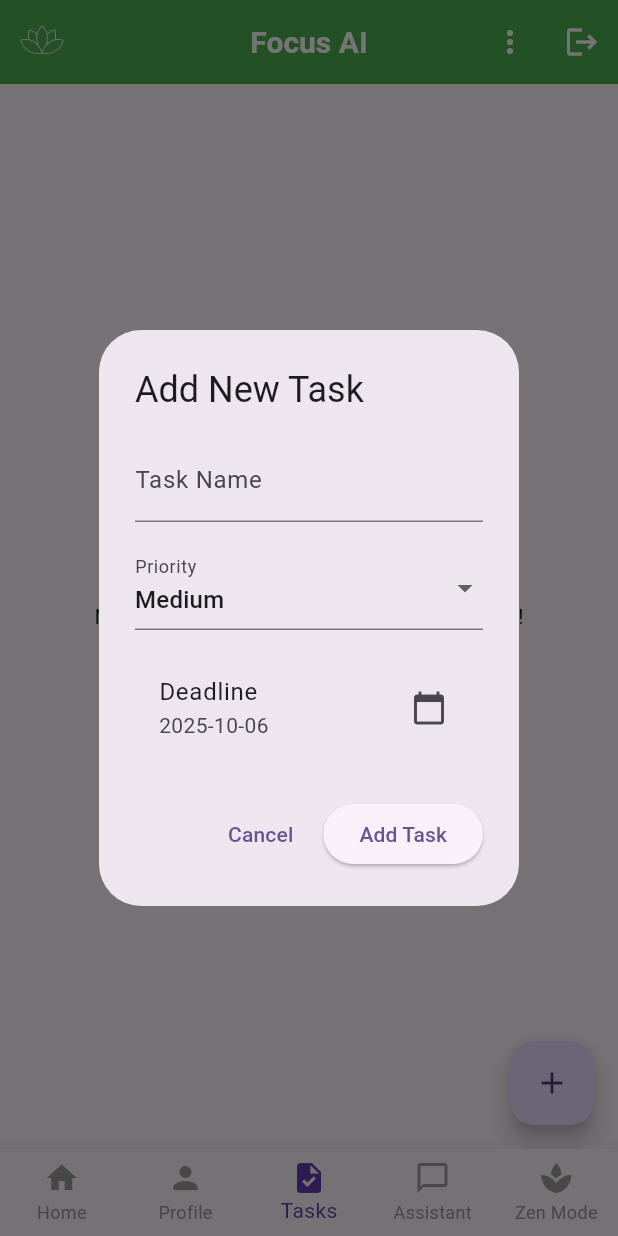
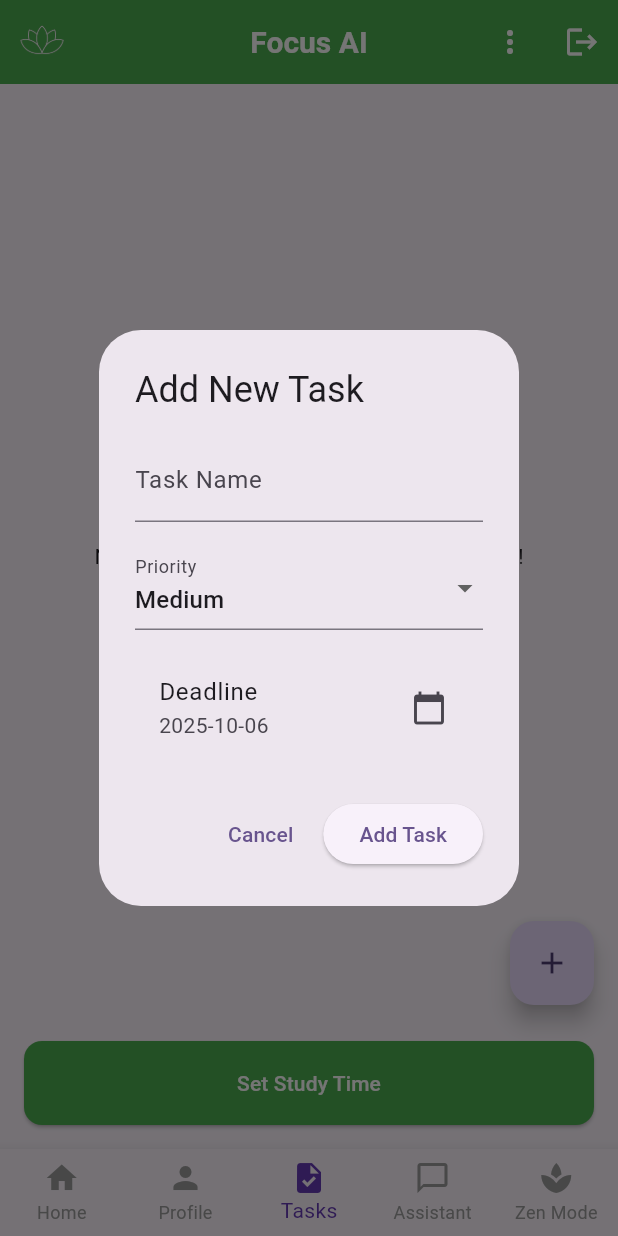
Before and after one commit to Tausia01/focus_ai_app, a Flutter app: the screen it shows once a user with an empty profile is signed in, item 3 of the bottom bar chosen, after a tap on the "add" icon, on a phone screen of 412 x 824 dp. Run offline on Flutter 3.47's test engine with Material 3 defaults, Android fonts, the phone set to English and light mode, and no system bars; our stand-ins replace cloud_firestore, firebase_auth, firebase_core, fl_chart, flutter_local_notifications, timezone; accounts and stored records are empty; network calls fail.

Commit message:
added header to gamification, studytime in tasks

```diff
--- a/lib/main.dart
+++ b/lib/main.dart
@@ -9,6 +9,7 @@ import 'screens/main_screen.dart';
 import 'services/cache_service.dart';
 import 'dart:io';
 import 'widgets/custom_app_bar.dart';
+import 'services/notification_service.dart';
 
 void main() async {
   WidgetsFlutterBinding.ensureInitialized();
@@ -88,6 +89,18 @@ void main() async {
     print('Initializing cache service...');
     await CacheService().initialize();
     print('✓ Cache service initialized');
+    print('Initializing notification service...');
+    await NotificationService().initialize();
+    print('✓ Notification service initialized');
+    // If a study time is stored, reschedule the daily reminder on app start
+    final stored = await NotificationService().loadStudyTime();
+    if (stored != null) {
+      // We need remaining tasks to craft the message; use cache snapshot
+      final tasks = CacheService().getTasksFromCache();
+      final remaining = tasks.where((t) => !t.completed).length;
+      await NotificationService().scheduleDailyStudyReminder(stored, remainingTasks: remaining);
+      print('✓ Daily study reminder scheduled from stored time');
+    }
 
     runApp(const MyApp());
   } catch (e, stackTrace) {
--- a/lib/screens/profile_screen.dart
+++ b/lib/screens/profile_screen.dart
@@ -2,6 +2,7 @@ import 'package:flutter/material.dart';
 import 'package:firebase_auth/firebase_auth.dart';
 import '../services/gamification_service.dart';
 import '../services/cache_service.dart';
+import '../widgets/custom_app_bar.dart';
 
 class ProfileScreen extends StatefulWidget {
   const ProfileScreen({super.key});
@@ -175,7 +176,7 @@ class _ProfileScreenState extends State<ProfileScreen> with WidgetsBindingObserv
   @override
   Widget build(BuildContext context) {
     return Scaffold(
-      appBar: AppBar(title: const Text('Profile')),
+      appBar: CustomAppBar(title: 'Focus AI'),
       body: RefreshIndicator(
         onRefresh: _loadData,
         child: SingleChildScrollView(
@@ -196,7 +197,7 @@ class _ProfileScreenState extends State<ProfileScreen> with WidgetsBindingObserv
                           'Daily Goal: $_dailyThreshold points',
                           style: const TextStyle(fontSize: 16, color: Colors.grey),
                         ),
-                        const SizedBox(height: 8),
+                        const SizedBox(height: 8, width: 150),
                         LinearProgressIndicator(
                           value: _dailyPoints / _dailyThreshold,
                           backgroundColor: Colors.grey.shade300,
--- a/lib/services/notification_service.dart
+++ b/lib/services/notification_service.dart
@@ -1,12 +1,91 @@
 import 'package:flutter/material.dart';
+import 'package:flutter_local_notifications/flutter_local_notifications.dart';
+import 'package:timezone/data/latest.dart' as tz;
+import 'package:timezone/timezone.dart' as tz;
+import 'package:cloud_firestore/cloud_firestore.dart';
+import 'package:firebase_auth/firebase_auth.dart';
+import '../services/cache_service.dart';
 
 class NotificationService {
   static final NotificationService _instance = NotificationService._internal();
   factory NotificationService() => _instance;
   NotificationService._internal();
 
+  final FlutterLocalNotificationsPlugin _flutterLocalNotificationsPlugin = FlutterLocalNotificationsPlugin();
+  final FirebaseFirestore _firestore = FirebaseFirestore.instance;
+  final FirebaseAuth _auth = FirebaseAuth.instance;
+  final CacheService _cache = CacheService();
+
   Future<void> initialize() async {
-    // No initialization needed for simple notifications
+    const AndroidInitializationSettings initAndroid = AndroidInitializationSettings('@mipmap/ic_launcher');
+    const InitializationSettings initSettings = InitializationSettings(android: initAndroid);
+    await _flutterLocalNotificationsPlugin.initialize(initSettings);
+    tz.initializeTimeZones();
+  }
+
+  Future<bool> _ensureAndroidPermissions() async {
+    final androidPlugin = _flutterLocalNotificationsPlugin.resolvePlatformSpecificImplementation<AndroidFlutterLocalNotificationsPlugin>();
+    if (androidPlugin == null) return true;
+    // Request POST_NOTIFICATIONS on Android 13+
+    await androidPlugin.requestPermission();
+    // Attempt to request exact alarm permission where applicable (no-op on many devices)
+    await androidPlugin.requestExactAlarmsPermission();
+    return true;
+  }
+
+  Future<void> scheduleDailyStudyReminder(TimeOfDay time, {required int remainingTasks}) async {
+    final androidDetails = const AndroidNotificationDetails(
+      'studytime_channel',
+      'Study Time Reminders',
+      channelDescription: 'Daily reminder to study with remaining tasks count',
+      importance: Importance.max,
+      priority: Priority.high,
+    );
+    final details = NotificationDetails(android: androidDetails);
+
+    final now = DateTime.now();
+    final scheduledDate = DateTime(now.year, now.month, now.day, time.hour, time.minute);
+    final firstTrigger = scheduledDate.isAfter(now)
+        ? scheduledDate
+        : scheduledDate.add(const Duration(days: 1));
+
+    await _ensureAndroidPermissions();
+    await _flutterLocalNotificationsPlugin.zonedSchedule(
+      1001,
+      "It's studytime!",
+      'You have $remainingTasks tasks remaining',
+      tz.TZDateTime.from(firstTrigger, tz.local),
+      details,
+      androidScheduleMode: AndroidScheduleMode.exactAllowWhileIdle,
+      uiLocalNotificationDateInterpretation: UILocalNotificationDateInterpretation.absoluteTime,
+      matchDateTimeComponents: DateTimeComponents.time,
+    );
+  }
+
+  Future<void> saveStudyTime(TimeOfDay time) async {
+    final user = _auth.currentUser;
+    if (user == null) return;
+    await _firestore.collection('users').doc(user.uid).set({
+      'studytime': {'hour': time.hour, 'minute': time.minute}
+    }, SetOptions(merge: true));
+
+    await _cache.updateGamificationOptimistic('studytime', {'hour': time.hour, 'minute': time.minute});
+  }
+
+  Future<TimeOfDay?> loadStudyTime() async {
+    final user = _auth.currentUser;
+    if (user == null) return null;
+    final doc = await _firestore.collection('users').doc(user.uid).get();
+    final data = doc.data() ?? {};
+    final study = data['studytime'];
+    if (study is Map) {
+      final hour = study['hour'];
+      final minute = study['minute'];
+      if (hour is int && minute is int) {
+        return TimeOfDay(hour: hour, minute: minute);
+      }
+    }
+    return null;
   }
 
   Future<void> showDistractionNotification(String appName, BuildContext context) async {
--- a/lib/task_screen.dart
+++ b/lib/task_screen.dart
@@ -7,6 +7,7 @@ import 'services/task_service.dart';
 import 'services/gamification_service.dart';
 import 'services/cache_service.dart';
 import 'widgets/custom_app_bar.dart';
+import 'services/notification_service.dart';
 
 class TaskScreen extends StatefulWidget {
   const TaskScreen({super.key});
@@ -290,6 +291,42 @@ class _TaskScreenState extends State<TaskScreen> {
         ],
       ),
       body: _buildTaskList(),
+      bottomNavigationBar: SafeArea(
+        child: Padding(
+          padding: const EdgeInsets.fromLTRB(16, 8, 16, 16),
+          child: SizedBox(
+            width: double.infinity,
+            height: 56,
+            child: ElevatedButton(
+              style: ElevatedButton.styleFrom(
+                backgroundColor: Colors.green,
+                foregroundColor: Colors.white,
+                shape: RoundedRectangleBorder(borderRadius: BorderRadius.circular(12)),
+              ),
+              onPressed: () async {
+                final picked = await showTimePicker(
+                  context: context,
+                  initialTime: TimeOfDay.now(),
+                );
+                if (picked != null) {
+                  // Save to Firestore
+                  await NotificationService().saveStudyTime(picked);
+                  // Count remaining tasks from cache
+                  final tasks = CacheService().getTasksFromCache();
+                  final remaining = tasks.where((t) => !t.completed).length;
+                  // Schedule daily notification
+                  await NotificationService().scheduleDailyStudyReminder(picked, remainingTasks: remaining);
+                  if (!mounted) return;
+                  ScaffoldMessenger.of(context).showSnackBar(
+                    const SnackBar(content: Text('Study time saved and reminder scheduled.')),
+                  );
+                }
+              },
+              child: const Text('Set Study Time'),
+            ),
+          ),
+        ),
+      ),
       floatingActionButton: FloatingActionButton(
         onPressed: _showAddTaskDialog,
         child: const Icon(Icons.add),
--- a/pubspec.yaml
+++ b/pubspec.yaml
@@ -31,6 +31,7 @@ dependencies:
   firebase_core: ^2.27.0
   firebase_auth: ^4.17.4
   cloud_firestore: ^4.13.0
+  flutter_local_notifications: ^17.1.2
 
   # The following adds the Cupertino Icons font to your application.
   # Use with the CupertinoIcons class for iOS style icons.
```
Also changed, not shown: pubspec.lock, 2 other files.
